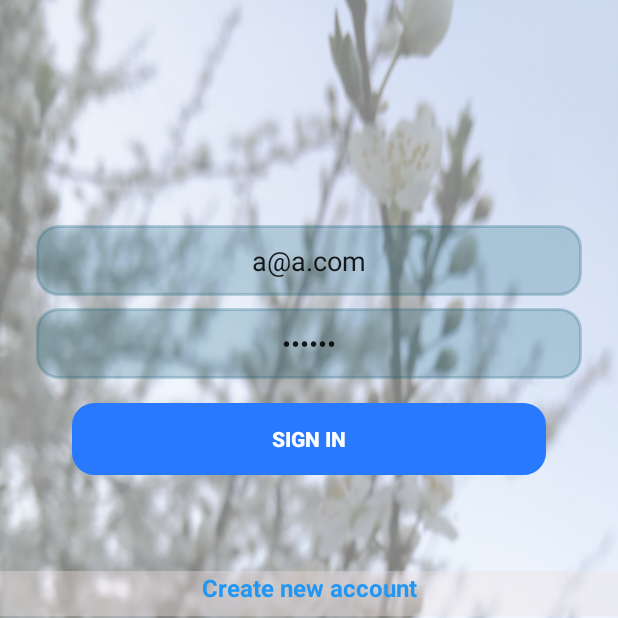
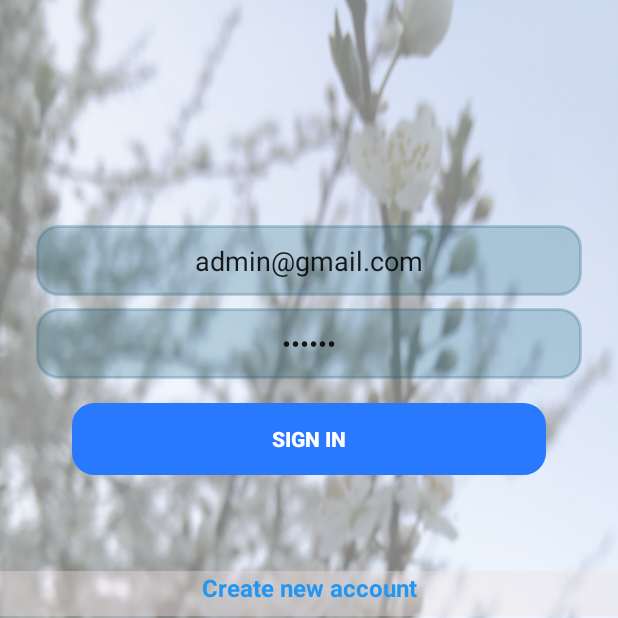
Before and after one commit to Ami13F/LitterNet, an Android app: the screen it shows after launch (MainActivity), on a phone screen of 412 x 824 dp, the top half of it. Run offline under Robolectric (Android 15) with nearby library versions, the phone set to English and light mode, and no system bars; our stand-ins replace navigation-ui; 2 statements that could not run were skipped.

Commit message:
[fix] Fix ui bugs

```diff
--- a/Kotlin/app/src/main/java/com/kotlinapp/auth/account/AccountViewModel.kt
+++ b/Kotlin/app/src/main/java/com/kotlinapp/auth/account/AccountViewModel.kt
@@ -114,12 +114,6 @@ class AccountViewModel(application: Application) : AndroidViewModel(application)
 
     fun saveAccount(user: User, player: Player) {
         viewModelScope.launch {
-            Log.v(TAG, "saveOrUpdateItem...")
-            Log.d(TAG,"name: ${player.avatar}")
-            Log.d(TAG,"name: ${player.country}")
-            Log.d(TAG,"age: ${player.score}")
-            Log.d(TAG,"id: ${player.idPlayer}")
-
             Log.v(TAG, "Create account...")
             when(val result =  AuthApi.createAccount(user)) {
                 is Result.Success -> {
--- a/Kotlin/app/src/main/java/com/kotlinapp/auth/login/LoginFragment.kt
+++ b/Kotlin/app/src/main/java/com/kotlinapp/auth/login/LoginFragment.kt
@@ -51,7 +51,7 @@ class LoginFragment: Fragment() {
             val loginResult = it ?: return@Observer
             loading.visibility =View.GONE
             if(loginResult is Result.Success<TokenHolder>){
-                findNavController().navigate(R.id.item_edit_fragment)
+                findNavController().navigate(R.id.profile_fragment)
                 (activity as MainActivity).bottomNav.visibility = View.VISIBLE
 
             }else if(loginResult is Result.Error){
--- a/Kotlin/app/src/main/java/com/kotlinapp/core/persistence/ItemDao.kt
+++ b/Kotlin/app/src/main/java/com/kotlinapp/core/persistence/ItemDao.kt
@@ -16,10 +16,12 @@ interface ItemDao {
     @Query("SELECT * from User")
     fun getAllUsers(): LiveData<List<User>>
 
-    @Query("SELECT User.username, Player.country, Player.avatar, Player.score from Player JOIN User on User.id=Player.idPlayer order by Player.score DESC")// ,
+    @Query("""SELECT User.username, Player.country, Player.avatar, Player.score from Player
+            JOIN User on User.id=Player.idPlayer order by Player.score DESC""")
     fun getSortedEntities(): LiveData<List<BoardItem>>
 
-    @Query("SELECT User.username, Player.country, Player.avatar, Player.score from Player JOIN User on User.id=Player.idPlayer where Player.country=:country order by Player.score DESC")// ,
+    @Query("""SELECT User.username, Player.country, Player.avatar, Player.score from Player
+            JOIN User on User.id=Player.idPlayer where Player.country=:country order by Player.score DESC""")
     fun getSortedByCountry(country: String): LiveData<List<BoardItem>>
 
     @Query("SELECT * FROM Player WHERE idPlayer=:id ")
--- a/Kotlin/app/src/main/java/com/kotlinapp/detection/ui/CameraActivity.kt
+++ b/Kotlin/app/src/main/java/com/kotlinapp/detection/ui/CameraActivity.kt
@@ -32,7 +32,6 @@ import com.kotlinapp.MainActivity
 import com.kotlinapp.R
 import com.kotlinapp.detection.MultiBoxTracker
 import com.kotlinapp.utils.ImageUtils
-import com.kotlinapp.utils.Permissions
 import kotlinx.android.synthetic.main.camera_fragment.*
 
 abstract class CameraActivity : AppCompatActivity(),
--- a/Kotlin/app/src/main/java/com/kotlinapp/detection/ui/CameraFragment.kt
+++ b/Kotlin/app/src/main/java/com/kotlinapp/detection/ui/CameraFragment.kt
@@ -41,7 +41,7 @@ class CameraFragment private constructor(
 ) : Fragment() {
     companion object {
 
-        private const val MINIMUM_PREVIEW_SIZE = 320
+        private const val MINIMUM_PREVIEW_SIZE = 416
 
         /** Conversion from screen rotation to JPEG orientation.  */
         private val ORIENTATION_MOOD = SparseIntArray()
@@ -279,7 +279,6 @@ class CameraFragment private constructor(
 
     /** Sets up member variables related to camera.  */
     private fun setUpCameraOutputs() {
-        val activity = activity
         val manager =
             requireActivity().getSystemService(Context.CAMERA_SERVICE) as CameraManager
         try {
@@ -315,7 +314,6 @@ class CameraFragment private constructor(
     private fun openCamera(width: Int, height: Int) {
         setUpCameraOutputs()
         configureTransform(width, height)
-        val activity = activity
         val manager =
             requireActivity().getSystemService(Context.CAMERA_SERVICE) as CameraManager
         try {
--- a/Kotlin/app/src/main/java/com/kotlinapp/leaderboard/LeaderBoardFragment.kt
+++ b/Kotlin/app/src/main/java/com/kotlinapp/leaderboard/LeaderBoardFragment.kt
@@ -11,7 +11,7 @@ import androidx.lifecycle.Observer
 import androidx.lifecycle.ViewModelProvider
 import com.kotlinapp.R
 import com.kotlinapp.utils.TAG
-import kotlinx.android.synthetic.main.item_list_fragment.*
+import kotlinx.android.synthetic.main.leaderboard_fragment.*
 
 
 class LeaderBoardFragment : Fragment() {
@@ -25,7 +25,7 @@ class LeaderBoardFragment : Fragment() {
         savedInstanceState: Bundle?
         ):View?{
         Log.v(TAG,"onCreateView")
-        return inflater.inflate(R.layout.item_list_fragment,container, false)
+        return inflater.inflate(R.layout.leaderboard_fragment,container, false)
     }
 
     override fun onActivityCreated(savedInstanceState: Bundle?) {
@@ -48,7 +48,6 @@ class LeaderBoardFragment : Fragment() {
         itemListAdapter = PlayersListAdapter(this)
         item_list.adapter = itemListAdapter
         itemsModel = ViewModelProvider(this).get(LeaderboardViewModel::class.java)
-        //TODO: infinite scroll
         itemsModel.players.observe(viewLifecycleOwner, Observer { items ->
             Log.v(TAG, "update items")
             itemListAdapter.players = items
--- a/Kotlin/app/src/main/java/com/kotlinapp/model/PlayerRepository.kt
+++ b/Kotlin/app/src/main/java/com/kotlinapp/model/PlayerRepository.kt
@@ -19,7 +19,6 @@ class PlayerRepository (private val itemDao: ItemDao){
 
     suspend fun sortLeaders(): Result<Boolean> {
         return try {
-            //TODO : clear db
             Log.d(TAG,"Refreshing...")
             val usersServer = authService.getAllUsers().await()
             val items = PlayerApi.service.getPlayers().await()
--- a/Kotlin/app/src/main/java/com/kotlinapp/profile/ProfileFragment.kt
+++ b/Kotlin/app/src/main/java/com/kotlinapp/profile/ProfileFragment.kt
@@ -32,7 +32,6 @@ import com.kotlinapp.utils.ImageUtils.REQUEST_CAMERA
 import com.kotlinapp.utils.ImageUtils.galleryIntent
 import com.kotlinapp.utils.Permissions
 import com.kotlinapp.utils.TAG
-import kotlinx.android.synthetic.main.create_account_fragment.*
 import kotlinx.android.synthetic.main.create_account_fragment.progress
 import kotlinx.android.synthetic.main.profile_fragment.*
 import java.io.IOException
@@ -273,7 +272,7 @@ class ProfileFragment : Fragment() {
                 e.printStackTrace()
             }
         }
-        avatarImage.setImageBitmap(bitmap)
+        avatarEdit.setImageBitmap(bitmap)
         setAvatar()
     }
 }
--- a/Kotlin/app/src/main/res/layout/classament_view.xml
+++ b/Kotlin/app/src/main/res/layout/classament_view.xml
@@ -3,6 +3,7 @@
     android:layout_width="match_parent"
     android:layout_height="wrap_content"
     xmlns:app="http://schemas.android.com/apk/res-auto"
+    android:id="@+id/leaderLayout"
     android:orientation="horizontal">
 
     <TextView
@@ -11,8 +12,10 @@
         android:layout_width="100dp"
         android:layout_height="wrap_content"
         android:layout_margin="@dimen/text_margin"
+        android:gravity="center_horizontal"
         android:textAppearance="?attr/textAppearanceListItem"
         app:layout_constraintBottom_toBottomOf="parent"
+        app:layout_constraintTop_toTopOf="parent"
         app:layout_goneMarginLeft="5dp" />
 
     <com.google.android.material.card.MaterialCardView
@@ -39,6 +42,7 @@
         android:layout_width="100dp"
         android:layout_height="wrap_content"
         android:textColor="#FFFFFF"
+        android:gravity="center_horizontal"
         android:layout_margin="@dimen/text_margin"
         android:textAppearance="?attr/textAppearanceListItem"
         app:layout_constraintBottom_toBottomOf="parent"
@@ -49,9 +53,11 @@
         android:layout_width="50dp"
         android:layout_height="wrap_content"
         android:textColor="#FFFFFF"
+        android:gravity="center_horizontal"
         android:layout_margin="@dimen/text_margin"
         android:textAppearance="?attr/textAppearanceListItem"
         app:layout_constraintBottom_toBottomOf="parent"
+        app:layout_constraintEnd_toEndOf="parent"
         app:layout_constraintLeft_toRightOf="@+id/country" />
 
 
--- a/Kotlin/app/src/main/res/layout/create_account_fragment.xml
+++ b/Kotlin/app/src/main/res/layout/create_account_fragment.xml
@@ -74,6 +74,8 @@
         android:layout_marginTop="315dp"
         android:layout_marginStart="15dp"
         android:layout_marginEnd="15dp"
+        android:background="@drawable/round_textview"
+        android:backgroundTint="#3B052CAE"
         android:importantForAutofill="no"
         app:ccpDialog_showCloseIcon="true"
         app:ccp_defaultPhoneCode="40"
--- a/Kotlin/app/src/main/res/layout/login_fragment.xml
+++ b/Kotlin/app/src/main/res/layout/login_fragment.xml
@@ -16,7 +16,7 @@
         android:layout_marginStart="24dp"
         android:layout_marginTop="150dp"
         android:layout_marginEnd="24dp"
-        android:text="a@a.com"
+        android:text="admin@gmail.com"
         android:hint="@string/username"
         android:textAlignment="center"
         android:background="@drawable/round_corners"
--- a/Kotlin/app/src/main/res/menu/menu_main.xml
+++ b/Kotlin/app/src/main/res/menu/menu_main.xml
@@ -2,13 +2,13 @@
 <menu xmlns:android="http://schemas.android.com/apk/res/android">
 
     <item
-        android:id="@+id/item_list_fragment"
+        android:id="@+id/leaderboard_fragment"
         android:icon="@drawable/baseline_emoji_events_white_18dp"
         android:title="Leaderbord"
         android:tooltipText="Leaderboard" />
 
     <item
-        android:id="@+id/item_edit_fragment"
+        android:id="@+id/profile_fragment"
         android:icon="@drawable/baseline_person_white_18dp"
         android:title="Profile"
         android:tooltipText="Profile" />
--- a/Kotlin/app/src/main/res/navigation/mobile_navigation.xml
+++ b/Kotlin/app/src/main/res/navigation/mobile_navigation.xml
@@ -3,13 +3,13 @@
     xmlns:app="http://schemas.android.com/apk/res-auto"
     xmlns:tools="http://schemas.android.com/tools"
     android:id="@+id/mobile_navigation"
-    app:startDestination="@+id/item_edit_fragment">
+    app:startDestination="@+id/profile_fragment">
 
     <fragment
-        android:id="@+id/item_list_fragment"
+        android:id="@+id/leaderboard_fragment"
         android:name="com.kotlinapp.leaderboard.LeaderBoardFragment"
         android:label="@string/item_list"
-        tools:layout="@layout/item_list_fragment" />
+        tools:layout="@layout/leaderboard_fragment" />
 
     <fragment
         android:id="@+id/login_fragment"
@@ -18,7 +18,7 @@
         tools:layout="@layout/login_fragment" />
 
     <fragment
-        android:id="@+id/item_edit_fragment"
+        android:id="@+id/profile_fragment"
         android:name="com.kotlinapp.profile.ProfileFragment"
         android:label="@string/item_edit"
         tools:layout="@layout/profile_fragment" />
```
Also changed, not shown: Kotlin/app/src/main/java/com/kotlinapp/MainActivity.kt (+5 -5 lines), Kotlin/app/src/main/java/com/kotlinapp/leaderboard/PlayersListAdapter.kt (+9 -1 lines), Kotlin/app/src/main/res/layout/leaderboard_fragment.xml (renamed from Kotlin/app/src/main/res/layout/item_list_fragment.xml, +6 -3 lines), Kotlin/app/src/main/res/layout/profile_fragment.xml (+5 -4 lines).
